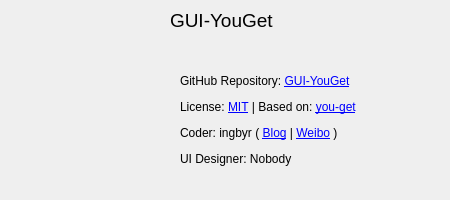
Qt form app/ui/about_widget.ui (ingbyr/vdm) before a commit.
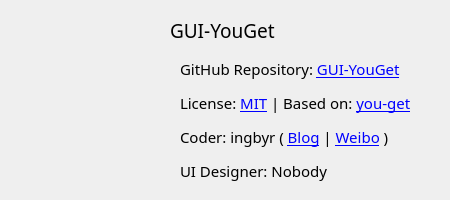
The same form after that commit. Icons and pictures are not drawn.

Patch:
```diff
--- a/app/ui/about_widget.ui
+++ b/app/ui/about_widget.ui
@@ -10,6 +10,12 @@
     <height>200</height>
    </rect>
   </property>
+  <property name="font">
+   <font>
+    <family>Century Gothic</family>
+    <pointsize>11</pointsize>
+   </font>
+  </property>
   <property name="windowTitle">
    <string>About</string>
   </property>
@@ -43,7 +49,7 @@
     </rect>
    </property>
    <property name="text">
-    <string>&lt;html&gt;&lt;head/&gt;&lt;body&gt;&lt;p&gt;GitHub Repository: &lt;a href=&quot;https://github.com/ingbyr/GUI-YouGet&quot;&gt;&lt;span style=&quot; text-decoration: underline; color:#0000ff;&quot;&gt;GUI-YouGet&lt;/span&gt;&lt;/a&gt;&lt;/p&gt;&lt;p&gt;License: &lt;a href=&quot;https://raw.githubusercontent.com/ingbyr/GUI-YouGet/master/LICENSE.txt&quot;&gt;&lt;span style=&quot; text-decoration: underline; color:#0000ff;&quot;&gt;MIT&lt;/span&gt;&lt;/a&gt; | Based on: &lt;a href=&quot;https://github.com/soimort/you-get&quot;&gt;&lt;span style=&quot; text-decoration: underline; color:#0000ff;&quot;&gt;you-get&lt;/span&gt;&lt;/a&gt;&lt;/p&gt;&lt;p&gt;Coder: ingbyr ( &lt;a href=&quot;http://www.ingbyr.tk&quot;&gt;&lt;span style=&quot; text-decoration: underline; color:#0000ff;&quot;&gt;Blog&lt;/span&gt;&lt;/a&gt; | &lt;a href=&quot;http://www.weibo.com/zwkv5&quot;&gt;&lt;span style=&quot; text-decoration: underline; color:#0000ff;&quot;&gt;Weibo&lt;/span&gt;&lt;/a&gt; )&lt;/p&gt;&lt;p&gt;UI Designer: Nobody&lt;/p&gt;&lt;/body&gt;&lt;/html&gt;</string>
+    <string>&lt;html&gt;&lt;head/&gt;&lt;body&gt;&lt;p&gt;GitHub Repository: &lt;a href=&quot;https://github.com/ingbyr/GUI-YouGet&quot;&gt;&lt;span style=&quot; text-decoration: underline; color:#0000ff;&quot;&gt;GUI-YouGet&lt;/span&gt;&lt;/a&gt;&lt;/p&gt;&lt;p&gt;License: &lt;a href=&quot;https://raw.githubusercontent.com/ingbyr/GUI-YouGet/master/LICENSE.txt&quot;&gt;&lt;span style=&quot; text-decoration: underline; color:#0000ff;&quot;&gt;MIT&lt;/span&gt;&lt;/a&gt; | Based on: &lt;a href=&quot;https://github.com/soimort/you-get&quot;&gt;&lt;span style=&quot; text-decoration: underline; color:#0000ff;&quot;&gt;you-get&lt;/span&gt;&lt;/a&gt;&lt;/p&gt;&lt;p&gt;Coder: ingbyr ( &lt;a href=&quot;http://www.ingbyr.com&quot;&gt;&lt;span style=&quot; text-decoration: underline; color:#0000ff;&quot;&gt;Blog&lt;/span&gt;&lt;/a&gt; | &lt;a href=&quot;http://www.weibo.com/zwkv5&quot;&gt;&lt;span style=&quot; text-decoration: underline; color:#0000ff;&quot;&gt;Weibo&lt;/span&gt;&lt;/a&gt; )&lt;/p&gt;&lt;p&gt;UI Designer: Nobody&lt;/p&gt;&lt;/body&gt;&lt;/html&gt;</string>
    </property>
    <property name="textFormat">
     <enum>Qt::RichText</enum>
@@ -53,7 +59,7 @@
    <property name="geometry">
     <rect>
      <x>170</x>
-     <y>0</y>
+     <y>10</y>
      <width>111</width>
      <height>41</height>
     </rect>
@@ -77,8 +83,8 @@
    <property name="geometry">
     <rect>
      <x>300</x>
-     <y>20</y>
-     <width>131</width>
+     <y>25</y>
+     <width>130</width>
      <height>20</height>
     </rect>
    </property>
```
Left out of the diff: 4 changed lines with no effect on the pictures.
